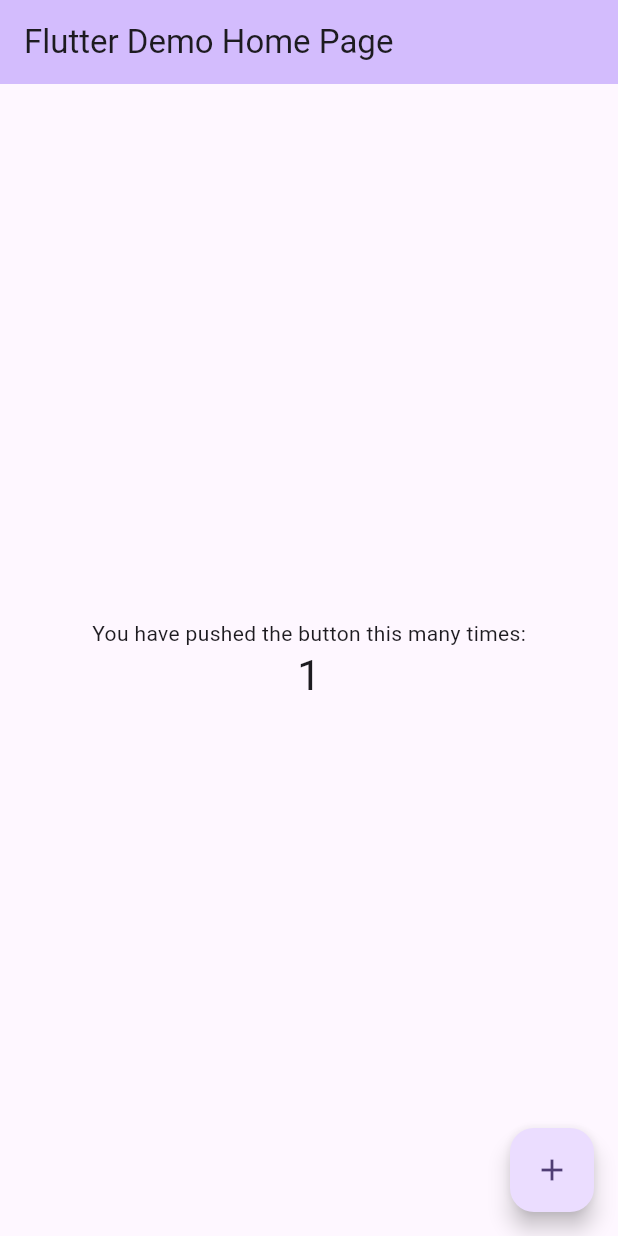
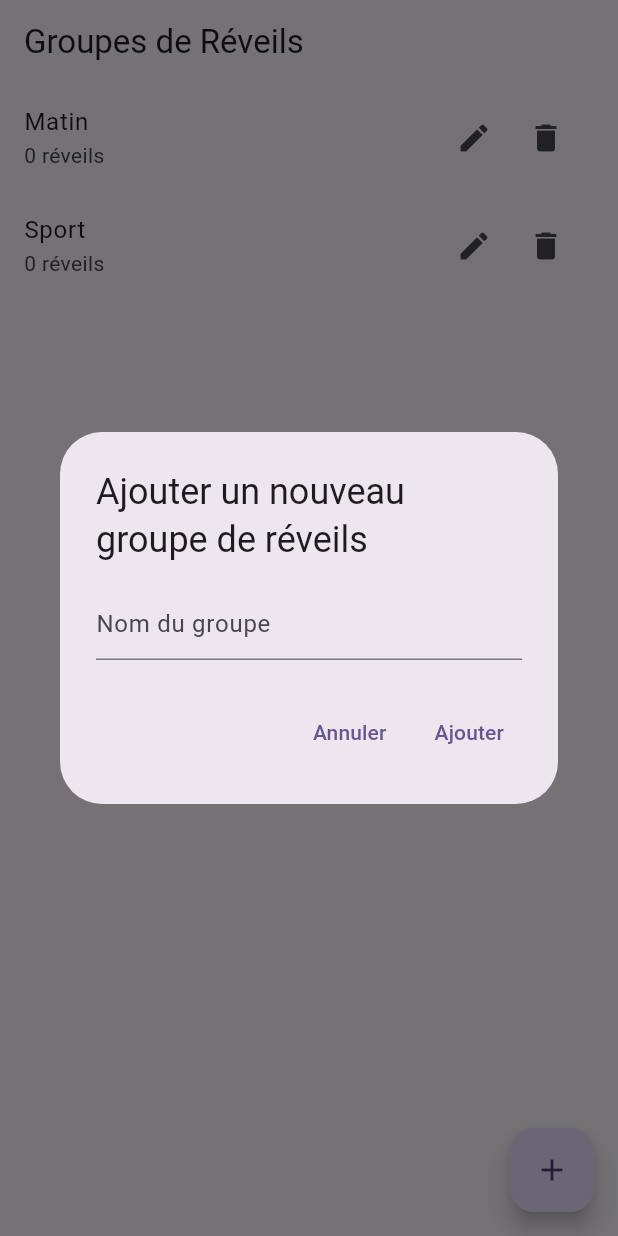
Before and after one commit to Yvelin-officiel/Y-Alarm, a Flutter app: the screen it shows after launch, after a tap on the "add" icon, on a phone screen of 412 x 824 dp. Run offline on Flutter 3.47's test engine with Material 3 defaults, Android fonts, the phone set to English and light mode, and no system bars.

Commit message:
✨ CRUD reveils & groupes

```diff
--- /dev/null
+++ b/lib/alarm/models/alarm.dart
@@ -0,0 +1,18 @@
+import 'package:flutter/material.dart';
+
+
+class Alarm {
+  String id;
+  String name;
+  TimeOfDay time;
+  List<String> repeatDays;
+  bool isActive;
+
+  Alarm({
+    required this.id,
+    required this.name,
+    required this.time,
+    this.repeatDays = const [],
+    this.isActive = true,
+  });
+}
--- /dev/null
+++ b/lib/alarm/models/alarm_group.dart
@@ -0,0 +1,13 @@
+import 'alarm.dart';
+
+class AlarmGroup {
+  String id;
+  String name;
+  List<Alarm> alarms;
+
+  AlarmGroup({
+    required this.id,
+    required this.name,
+    this.alarms = const [],
+  });
+}
--- /dev/null
+++ b/lib/alarm/screens/home_screen.dart
@@ -0,0 +1,117 @@
+// lib/screens/home_screen.dart
+import 'package:flutter/material.dart';
+import '../models/alarm_group.dart';
+import '../widgets/alarm_group_dialog.dart';
+import '../widgets/group_dialog.dart';
+import 'group_detail_screen.dart'; // Importer la boîte de dialogue pour ajouter/modifier des groupes
+
+class HomeScreen extends StatefulWidget {
+  @override
+  _HomeScreenState createState() => _HomeScreenState();
+}
+
+class _HomeScreenState extends State<HomeScreen> {
+  List<AlarmGroup> alarmGroups = [
+    AlarmGroup(id: '1', name: 'Matin', alarms: []),
+    AlarmGroup(id: '2', name: 'Sport', alarms: []),
+  ];
+
+  void _addNewGroup(String name) {
+    final newGroup = AlarmGroup(id: DateTime.now().toString(), name: name, alarms: []);
+    setState(() {
+      alarmGroups.add(newGroup); // Ajoute le nouveau groupe
+    });
+  }
+
+  void _editGroup(int index) async {
+    final updatedGroupName = await showEditGroupDialog(context, alarmGroups[index].name);
+    if (updatedGroupName != null) {
+      setState(() {
+        alarmGroups[index].name = updatedGroupName; // Met à jour le nom du groupe
+      });
+    }
+  }
+
+  void _deleteGroup(int index) {
+    setState(() {
+      alarmGroups.removeAt(index); // Supprime le groupe
+    });
+  }
+
+  @override
+  Widget build(BuildContext context) {
+    return Scaffold(
+      appBar: AppBar(
+        title: const Text('Groupes de Réveils'),
+      ),
+      body: ListView.builder(
+        itemCount: alarmGroups.length,
+        itemBuilder: (context, index) {
+          final group = alarmGroups[index];
+          return ListTile(
+            title: Text(group.name),
+            subtitle: Text('${group.alarms.length} réveils'), // Nombre actualisé ici
+            onTap: () {
+              Navigator.push(
+                context,
+                MaterialPageRoute(
+                  builder: (context) => GroupDetailsScreen(alarmGroup: group),
+                ),
+              ).then((_) {
+                setState(() {}); // Mise à jour après retour de l'écran de détails
+              });
+            },
+            trailing: Row(
+              mainAxisSize: MainAxisSize.min,
+              children: [
+                IconButton(
+                  icon: const Icon(Icons.edit),
+                  onPressed: () => _editGroup(index), // Modifier le groupe
+                ),
+                IconButton(
+                  icon: const Icon(Icons.delete),
+                  onPressed: () {
+                    // Confirmation avant la suppression
+                    showDialog(
+                      context: context,
+                      builder: (context) {
+                        return AlertDialog(
+                          title: const Text('Supprimer le groupe'),
+                          content: const Text('Êtes-vous sûr de vouloir supprimer ce groupe ?'),
+                          actions: <Widget>[
+                            TextButton(
+                              onPressed: () {
+                                Navigator.of(context).pop(); // Annuler
+                              },
+                              child: const Text('Annuler'),
+                            ),
+                            TextButton(
+                              onPressed: () {
+                                _deleteGroup(index); // Supprimer le groupe
+                                Navigator.of(context).pop(); // Ferme la boîte de dialogue
+                              },
+                              child: const Text('Supprimer'),
+                            ),
+                          ],
+                        );
+                      },
+                    );
+                  },
+                ),
+              ],
+            ),
+          );
+        },
+      ),
+      floatingActionButton: FloatingActionButton(
+        onPressed: () async {
+          final newGroupName = await showGroupDialog(context); // Appelle la fonction pour montrer la boîte de dialogue
+          if (newGroupName != null) {
+            _addNewGroup(newGroupName); // Ajoute un nouveau groupe si le nom est valide
+          }
+        },
+        child: const Icon(Icons.add),
+      ),
+    );
+  }
+}
--- /dev/null
+++ b/lib/alarm/widgets/group_dialog.dart
@@ -0,0 +1,36 @@
+// lib/widgets/group_dialog.dart
+import 'package:flutter/material.dart';
+
+Future<String?> showGroupDialog(BuildContext context) {
+  final TextEditingController controller = TextEditingController();
+
+  return showDialog<String>(
+    context: context,
+    builder: (BuildContext context) {
+      return AlertDialog(
+        title: const Text('Ajouter un nouveau groupe de réveils'),
+        content: TextField(
+          controller: controller,
+          decoration: const InputDecoration(hintText: 'Nom du groupe'),
+        ),
+        actions: <Widget>[
+          TextButton(
+            onPressed: () {
+              Navigator.of(context).pop(); // Ferme la boîte de dialogue sans rien renvoyer
+            },
+            child: const Text('Annuler'),
+          ),
+          TextButton(
+            onPressed: () {
+              final groupName = controller.text;
+              if (groupName.isNotEmpty) {
+                Navigator.of(context).pop(groupName); // Retourne le nom du groupe
+              }
+            },
+            child: const Text('Ajouter'),
+          ),
+        ],
+      );
+    },
+  );
+}
--- a/lib/main.dart
+++ b/lib/main.dart
@@ -1,4 +1,5 @@
 import 'package:flutter/material.dart';
+import 'package:y_alarm/alarm/screens/home_screen.dart';
 
 void main() {
   runApp(const MyApp());
@@ -13,113 +14,11 @@ class MyApp extends StatelessWidget {
     return MaterialApp(
       title: 'Flutter Demo',
       theme: ThemeData(
-        // This is the theme of your application.
-        //
-        // TRY THIS: Try running your application with "flutter run". You'll see
-        // the application has a blue toolbar. Then, without quitting the app,
-        // try changing the seedColor in the colorScheme below to Colors.green
-        // and then invoke "hot reload" (save your changes or press the "hot
-        // reload" button in a Flutter-supported IDE, or press "r" if you used
-        // the command line to start the app).
-        //
-        // Notice that the counter didn't reset back to zero; the application
-        // state is not lost during the reload. To reset the state, use hot
-        // restart instead.
-        //
-        // This works for code too, not just values: Most code changes can be
-        // tested with just a hot reload.
+
         colorScheme: ColorScheme.fromSeed(seedColor: Colors.deepPurple),
         useMaterial3: true,
       ),
-      home: const MyHomePage(title: 'Flutter Demo Home Page'),
+      home: HomeScreen(),
     );
   }
 }
-
-class MyHomePage extends StatefulWidget {
-  const MyHomePage({super.key, required this.title});
-
-  // This widget is the home page of your application. It is stateful, meaning
-  // that it has a State object (defined below) that contains fields that affect
-  // how it looks.
-
-  // This class is the configuration for the state. It holds the values (in this
-  // case the title) provided by the parent (in this case the App widget) and
-  // used by the build method of the State. Fields in a Widget subclass are
-  // always marked "final".
-
-  final String title;
-
-  @override
-  State<MyHomePage> createState() => _MyHomePageState();
-}
-
-class _MyHomePageState extends State<MyHomePage> {
-  int _counter = 0;
-
-  void _incrementCounter() {
-    setState(() {
-      // This call to setState tells the Flutter framework that something has
-      // changed in this State, which causes it to rerun the build method below
-      // so that the display can reflect the updated values. If we changed
-      // _counter without calling setState(), then the build method would not be
-      // called again, and so nothing would appear to happen.
-      _counter++;
-    });
-  }
-
-  @override
-  Widget build(BuildContext context) {
-    // This method is rerun every time setState is called, for instance as done
-    // by the _incrementCounter method above.
-    //
-    // The Flutter framework has been optimized to make rerunning build methods
-    // fast, so that you can just rebuild anything that needs updating rather
-    // than having to individually change instances of widgets.
-    return Scaffold(
-      appBar: AppBar(
-        // TRY THIS: Try changing the color here to a specific color (to
-        // Colors.amber, perhaps?) and trigger a hot reload to see the AppBar
-        // change color while the other colors stay the same.
-        backgroundColor: Theme.of(context).colorScheme.inversePrimary,
-        // Here we take the value from the MyHomePage object that was created by
-        // the App.build method, and use it to set our appbar title.
-        title: Text(widget.title),
-      ),
-      body: Center(
-        // Center is a layout widget. It takes a single child and positions it
-        // in the middle of the parent.
-        child: Column(
-          // Column is also a layout widget. It takes a list of children and
-          // arranges them vertically. By default, it sizes itself to fit its
-          // children horizontally, and tries to be as tall as its parent.
-          //
-          // Column has various properties to control how it sizes itself and
-          // how it positions its children. Here we use mainAxisAlignment to
-          // center the children vertically; the main axis here is the vertical
-          // axis because Columns are vertical (the cross axis would be
-          // horizontal).
-          //
-          // TRY THIS: Invoke "debug painting" (choose the "Toggle Debug Paint"
-          // action in the IDE, or press "p" in the console), to see the
-          // wireframe for each widget.
-          mainAxisAlignment: MainAxisAlignment.center,
-          children: <Widget>[
-            const Text(
-              'You have pushed the button this many times:',
-            ),
-            Text(
-              '$_counter',
-              style: Theme.of(context).textTheme.headlineMedium,
-            ),
-          ],
-        ),
-      ),
-      floatingActionButton: FloatingActionButton(
-        onPressed: _incrementCounter,
-        tooltip: 'Increment',
-        child: const Icon(Icons.add),
-      ), // This trailing comma makes auto-formatting nicer for build methods.
-    );
-  }
-}
--- a/pubspec.yaml
+++ b/pubspec.yaml
@@ -30,7 +30,8 @@ environment:
 dependencies:
   flutter:
     sdk: flutter
-
+  flutter_local_notifications: ^17.2.3
+  timezone: ^0.9.0
 
   # The following adds the Cupertino Icons font to your application.
   # Use with the CupertinoIcons class for iOS style icons.
```
Also changed, not shown: lib/alarm/screens/group_detail_screen.dart (added, +63 -0 lines), lib/alarm/widgets/alarm_dialog.dart (added, +95 -0 lines), lib/alarm/widgets/alarm_group_dialog.dart (added, +36 -0 lines), lib/alarm/widgets/alarm_tile.dart (added, +45 -0 lines), pubspec.lock, 3 other files.
